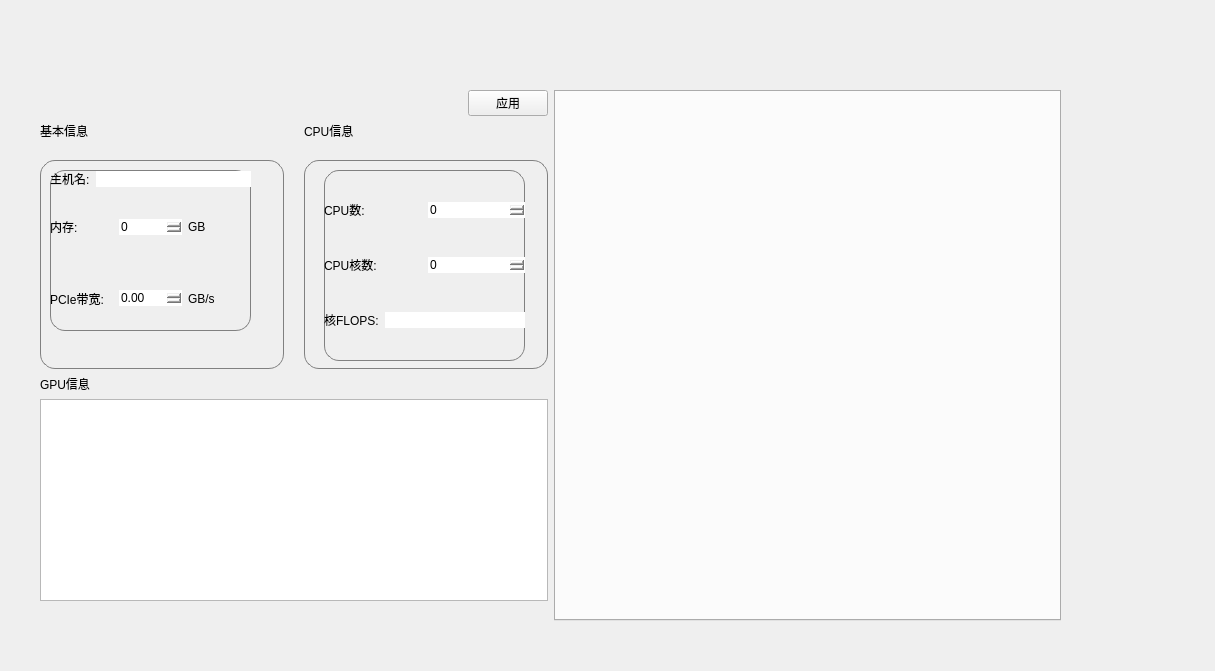
Before: the Qt Designer form component/hostinfo.ui in tocods/jobSimQt, drawn with Qt 5.
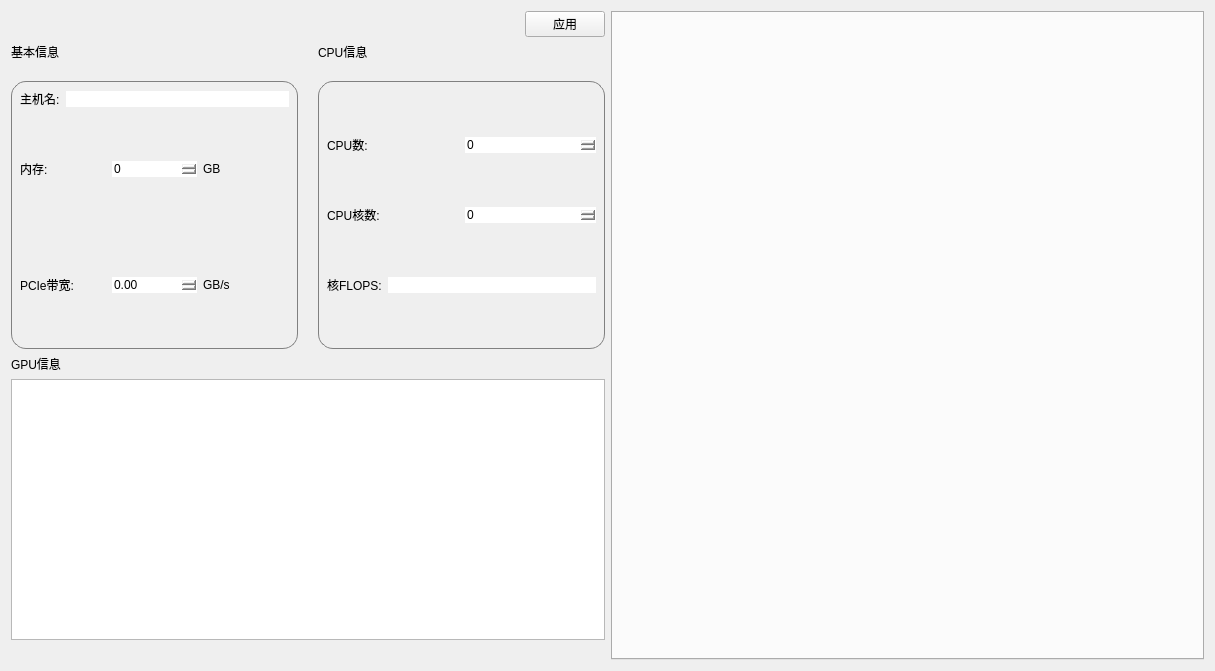
After: the same form once the commit is applied. Icons and pictures are not drawn.

```diff
--- a/component/hostinfo.ui
+++ b/component/hostinfo.ui
@@ -16,15 +16,8 @@
   <property name="styleSheet">
    <string notr="true"/>
   </property>
-  <widget class="QWidget" name="layoutWidget">
-   <property name="geometry">
-    <rect>
-     <x>40</x>
-     <y>90</y>
-     <width>1021</width>
-     <height>531</height>
-    </rect>
-   </property>
+  <layout class="QHBoxLayout" name="horizontalLayout_11">
+   <item>
    <layout class="QHBoxLayout" name="horizontalLayout_10" stretch="1,1">
     <item>
      <layout class="QVBoxLayout" name="verticalLayout_7" stretch="1,20">
@@ -68,15 +61,8 @@
                <string notr="true">border: 1px solid grey;
 border-radius: 15px; </string>
               </property>
-              <widget class="QWidget" name="layoutWidget">
-               <property name="geometry">
-                <rect>
-                 <x>10</x>
-                 <y>10</y>
-                 <width>201</width>
-                 <height>161</height>
-                </rect>
-               </property>
+               <layout class="QHBoxLayout" name="horizontalLayout_12">
+                <item>
                <layout class="QVBoxLayout" name="verticalLayout">
                 <item>
                  <layout class="QHBoxLayout" name="horizontalLayout">
@@ -162,7 +148,8 @@
                  </layout>
                 </item>
                </layout>
-              </widget>
+                </item>
+               </layout>
              </widget>
             </item>
            </layout>
@@ -182,15 +169,8 @@
                <string notr="true">border: 1px solid grey;
 border-radius: 15px; </string>
               </property>
-              <widget class="QWidget" name="layoutWidget">
-               <property name="geometry">
-                <rect>
-                 <x>20</x>
-                 <y>10</y>
-                 <width>201</width>
-                 <height>191</height>
-                </rect>
-               </property>
+               <layout class="QHBoxLayout" name="horizontalLayout_13">
+                <item>
                <layout class="QVBoxLayout" name="verticalLayout_3">
                 <item>
                  <layout class="QHBoxLayout" name="horizontalLayout_6">
@@ -257,7 +237,8 @@
                  </layout>
                 </item>
                </layout>
-              </widget>
+                </item>
+               </layout>
              </widget>
             </item>
            </layout>
@@ -312,7 +293,8 @@
      <widget class="QTabWidget" name="shows"/>
     </item>
    </layout>
-  </widget>
+   </item>
+  </layout>
  </widget>
  <resources/>
  <connections/>
```
Lines whose indentation alone changed are shown as unchanged.
